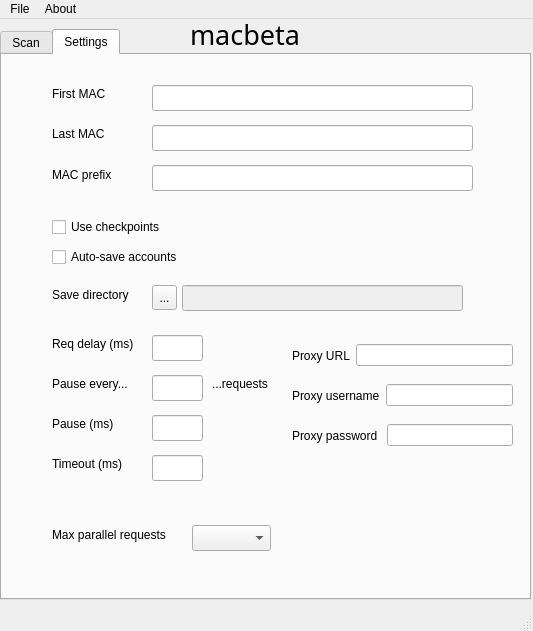
Old version of the form interface.ui in the repository dougy147/smac.
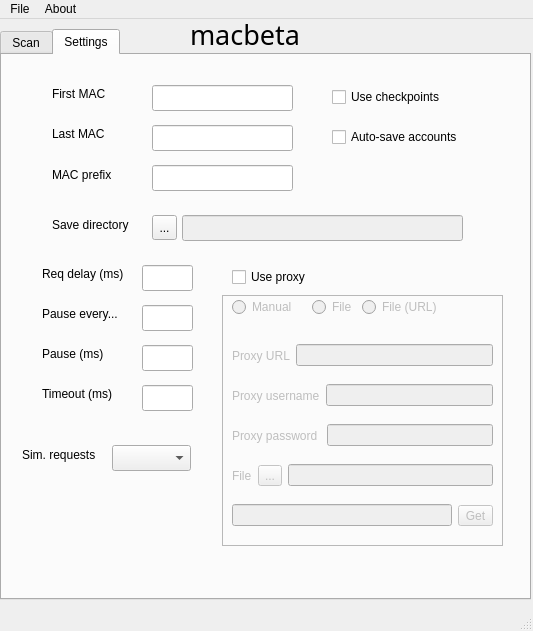
New version of the form. The open tabs and pages were chosen to show the change.

Commit message: implement proxy modes (MANUAL,FILE,URL)

Diff of the .ui file:
```diff
--- a/interface.ui
+++ b/interface.ui
@@ -214,7 +214,7 @@
        <rect>
         <x>150</x>
         <y>30</y>
-        <width>321</width>
+        <width>141</width>
         <height>26</height>
        </rect>
       </property>
@@ -250,7 +250,7 @@
        <rect>
         <x>150</x>
         <y>70</y>
-        <width>321</width>
+        <width>141</width>
         <height>26</height>
        </rect>
       </property>
@@ -273,7 +273,7 @@
        <rect>
         <x>150</x>
         <y>110</y>
-        <width>321</width>
+        <width>141</width>
         <height>26</height>
        </rect>
       </property>
@@ -281,8 +281,8 @@
      <widget class="QCheckBox" name="settings_autosave_checkbox">
       <property name="geometry">
        <rect>
-        <x>50</x>
-        <y>190</y>
+        <x>330</x>
+        <y>70</y>
         <width>141</width>
         <height>24</height>
        </rect>
@@ -294,8 +294,8 @@
      <widget class="QComboBox" name="thread_combobox">
       <property name="geometry">
        <rect>
-        <x>190</x>
-        <y>470</y>
+        <x>110</x>
+        <y>390</y>
         <width>79</width>
         <height>26</height>
        </rect>
@@ -304,14 +304,14 @@
      <widget class="QLabel" name="label_10">
       <property name="geometry">
        <rect>
-        <x>50</x>
-        <y>470</y>
-        <width>131</width>
+        <x>20</x>
+        <y>390</y>
+        <width>81</width>
         <height>20</height>
        </rect>
       </property>
       <property name="text">
-       <string>Max parallel requests</string>
+       <string>Sim. requests</string>
       </property>
      </widget>
      <widget class="QLineEdit" name="settings_save_dir">
@@ -321,7 +321,7 @@
       <property name="geometry">
        <rect>
         <x>180</x>
-        <y>230</y>
+        <y>160</y>
         <width>281</width>
         <height>26</height>
        </rect>
@@ -337,7 +337,7 @@
       <property name="geometry">
        <rect>
         <x>50</x>
-        <y>230</y>
+        <y>160</y>
         <width>91</width>
         <height>20</height>
        </rect>
@@ -350,7 +350,7 @@
       <property name="geometry">
        <rect>
         <x>150</x>
-        <y>230</y>
+        <y>160</y>
         <width>25</width>
         <height>25</height>
        </rect>
@@ -362,8 +362,8 @@
      <widget class="QCheckBox" name="settings_use_checkpoints">
       <property name="geometry">
        <rect>
-        <x>50</x>
-        <y>160</y>
+        <x>330</x>
+        <y>30</y>
         <width>141</width>
         <height>24</height>
        </rect>
@@ -375,8 +375,8 @@
      <widget class="QLabel" name="label_8">
       <property name="geometry">
        <rect>
-        <x>50</x>
-        <y>280</y>
+        <x>40</x>
+        <y>210</y>
         <width>91</width>
         <height>18</height>
        </rect>
@@ -388,8 +388,8 @@
      <widget class="QLineEdit" name="entry_request_delay">
       <property name="geometry">
        <rect>
-        <x>150</x>
-        <y>280</y>
+        <x>140</x>
+        <y>210</y>
         <width>51</width>
         <height>26</height>
        </rect>
@@ -398,8 +398,8 @@
      <widget class="QLineEdit" name="entry_pause_nb">
       <property name="geometry">
        <rect>
-        <x>150</x>
-        <y>320</y>
+        <x>140</x>
+        <y>250</y>
         <width>51</width>
         <height>26</height>
        </rect>
@@ -408,8 +408,8 @@
      <widget class="QLabel" name="label_12">
       <property name="geometry">
        <rect>
-        <x>50</x>
-        <y>320</y>
+        <x>40</x>
+        <y>250</y>
         <width>91</width>
         <height>18</height>
        </rect>
@@ -421,8 +421,8 @@
      <widget class="QLineEdit" name="entry_pause_duration">
       <property name="geometry">
        <rect>
-        <x>150</x>
-        <y>360</y>
+        <x>140</x>
+        <y>290</y>
         <width>51</width>
         <height>26</height>
        </rect>
@@ -431,8 +431,8 @@
      <widget class="QLabel" name="label_13">
       <property name="geometry">
        <rect>
-        <x>50</x>
-        <y>360</y>
+        <x>40</x>
+        <y>290</y>
         <width>101</width>
         <height>18</height>
        </rect>
@@ -444,8 +444,8 @@
      <widget class="QLineEdit" name="entry_request_timeout">
       <property name="geometry">
        <rect>
-        <x>150</x>
-        <y>400</y>
+        <x>140</x>
+        <y>330</y>
         <width>51</width>
         <height>26</height>
        </rect>
@@ -454,8 +454,8 @@
      <widget class="QLabel" name="label_14">
       <property name="geometry">
        <rect>
-        <x>50</x>
-        <y>400</y>
+        <x>40</x>
+        <y>330</y>
         <width>91</width>
         <height>18</height>
        </rect>
@@ -464,84 +464,240 @@
        <string>Timeout (ms)</string>
       </property>
      </widget>
-     <widget class="QLabel" name="label_15">
+     <widget class="QCheckBox" name="checkbox_use_proxy">
       <property name="geometry">
        <rect>
-        <x>210</x>
-        <y>320</y>
-        <width>91</width>
-        <height>18</height>
+        <x>230</x>
+        <y>210</y>
+        <width>85</width>
+        <height>24</height>
        </rect>
       </property>
       <property name="text">
-       <string>...requests</string>
+       <string>Use proxy</string>
+      </property>
+     </widget>
+     <widget class="QFrame" name="frame_proxy">
+      <property name="enabled">
+       <bool>false</bool>
+      </property>
+      <property name="geometry">
+       <rect>
+        <x>220</x>
+        <y>240</y>
+        <width>281</width>
+        <height>251</height>
+       </rect>
+      </property>
+      <property name="frameShape">
+       <enum>QFrame::StyledPanel</enum>
+      </property>
+      <property name="frameShadow">
+       <enum>QFrame::Raised</enum>
+      </property>
+      <widget class="QRadioButton" name="radio_button_proxy_manual">
+       <property name="enabled">
+        <bool>false</bool>
+       </property>
+       <property name="geometry">
+        <rect>
+         <x>10</x>
+         <y>0</y>
+         <width>71</width>
+         <height>24</height>
+        </rect>
+       </property>
+       <property name="text">
+        <string>Manual</string>
       </property>
      </widget>
      <widget class="QWidget" name="horizontalLayoutWidget">
       <property name="geometry">
        <rect>
-        <x>290</x>
-        <y>280</y>
-        <width>221</width>
+         <x>10</x>
+         <y>40</y>
+         <width>261</width>
         <height>41</height>
        </rect>
       </property>
       <layout class="QHBoxLayout" name="horizontalLayout_2">
        <item>
-        <widget class="QLabel" name="label_4">
+         <widget class="QLabel" name="label_manual_proxy_url">
+          <property name="enabled">
+           <bool>false</bool>
+          </property>
          <property name="text">
           <string>Proxy URL</string>
          </property>
         </widget>
        </item>
        <item>
-        <widget class="QLineEdit" name="entry_proxy_url"/>
+         <widget class="QLineEdit" name="entry_manual_proxy_url">
+          <property name="enabled">
+           <bool>false</bool>
+          </property>
+         </widget>
+        </item>
+       </layout>
+      </widget>
+      <widget class="QRadioButton" name="radio_button_proxy_file_url">
+       <property name="enabled">
+        <bool>false</bool>
+       </property>
+       <property name="geometry">
+        <rect>
+         <x>140</x>
+         <y>0</y>
+         <width>81</width>
+         <height>24</height>
+        </rect>
+       </property>
+       <property name="text">
+        <string>File (URL)</string>
+       </property>
+      </widget>
+      <widget class="QWidget" name="horizontalLayoutWidget_6">
+       <property name="geometry">
+        <rect>
+         <x>10</x>
+         <y>200</y>
+         <width>261</width>
+         <height>41</height>
+        </rect>
+       </property>
+       <layout class="QHBoxLayout" name="horizontalLayout_7">
+        <item>
+         <widget class="QLineEdit" name="entry_file_url_proxy">
+          <property name="enabled">
+           <bool>false</bool>
+          </property>
+         </widget>
+        </item>
+        <item>
+         <widget class="QToolButton" name="toolbutton_file_url_proxy">
+          <property name="enabled">
+           <bool>false</bool>
+          </property>
+          <property name="text">
+           <string>Get</string>
+          </property>
+         </widget>
+        </item>
+       </layout>
+      </widget>
+      <widget class="QWidget" name="horizontalLayoutWidget_5">
+       <property name="geometry">
+        <rect>
+         <x>10</x>
+         <y>160</y>
+         <width>261</width>
+         <height>41</height>
+        </rect>
+       </property>
+       <layout class="QHBoxLayout" name="horizontalLayout_6">
+        <item>
+         <widget class="QLabel" name="label_file_proxy">
+          <property name="enabled">
+           <bool>false</bool>
+          </property>
+          <property name="text">
+           <string>File</string>
+          </property>
+         </widget>
+        </item>
+        <item>
+         <widget class="QToolButton" name="toolbutton_file_proxy">
+          <property name="enabled">
+           <bool>false</bool>
+          </property>
+          <property name="text">
+           <string>...</string>
+          </property>
+         </widget>
+        </item>
+        <item>
+         <widget class="QLineEdit" name="entry_file_proxy">
+          <property name="enabled">
+           <bool>false</bool>
+          </property>
+         </widget>
        </item>
       </layout>
      </widget>
      <widget class="QWidget" name="horizontalLayoutWidget_3">
       <property name="geometry">
        <rect>
-        <x>290</x>
-        <y>320</y>
-        <width>221</width>
+         <x>10</x>
+         <y>80</y>
+         <width>261</width>
         <height>41</height>
        </rect>
       </property>
       <layout class="QHBoxLayout" name="horizontalLayout_4">
        <item>
-        <widget class="QLabel" name="label_16">
+         <widget class="QLabel" name="label_manual_proxy_username">
+          <property name="enabled">
+           <bool>false</bool>
+          </property>
          <property name="text">
           <string>Proxy username</string>
          </property>
         </widget>
        </item>
        <item>
-        <widget class="QLineEdit" name="entry_proxy_username"/>
+         <widget class="QLineEdit" name="entry_manual_proxy_username">
+          <property name="enabled">
+           <bool>false</bool>
+          </property>
+         </widget>
        </item>
       </layout>
      </widget>
      <widget class="QWidget" name="horizontalLayoutWidget_4">
       <property name="geometry">
        <rect>
-        <x>290</x>
-        <y>360</y>
-        <width>221</width>
+         <x>10</x>
+         <y>120</y>
+         <width>261</width>
         <height>41</height>
        </rect>
       </property>
       <layout class="QHBoxLayout" name="horizontalLayout_5">
        <item>
-        <widget class="QLabel" name="label_17">
+         <widget class="QLabel" name="label_manual_proxy_password">
+          <property name="enabled">
+           <bool>false</bool>
+          </property>
          <property name="text">
           <string>Proxy password </string>
          </property>
         </widget>
        </item>
        <item>
-        <widget class="QLineEdit" name="entry_proxy_password"/>
-       </item>
-      </layout>
+         <widget class="QLineEdit" name="entry_manual_proxy_password">
+          <property name="enabled">
+           <bool>false</bool>
+          </property>
+         </widget>
+        </item>
+       </layout>
+      </widget>
+      <widget class="QRadioButton" name="radio_button_proxy_file">
+       <property name="enabled">
+        <bool>false</bool>
+       </property>
+       <property name="geometry">
+        <rect>
+         <x>90</x>
+         <y>0</y>
+         <width>51</width>
+         <height>24</height>
+        </rect>
+       </property>
+       <property name="text">
+        <string>File</string>
+       </property>
+      </widget>
      </widget>
     </widget>
    </widget>
```
Lines whose indentation alone changed are shown as unchanged. The commit also changes 5 other files.
